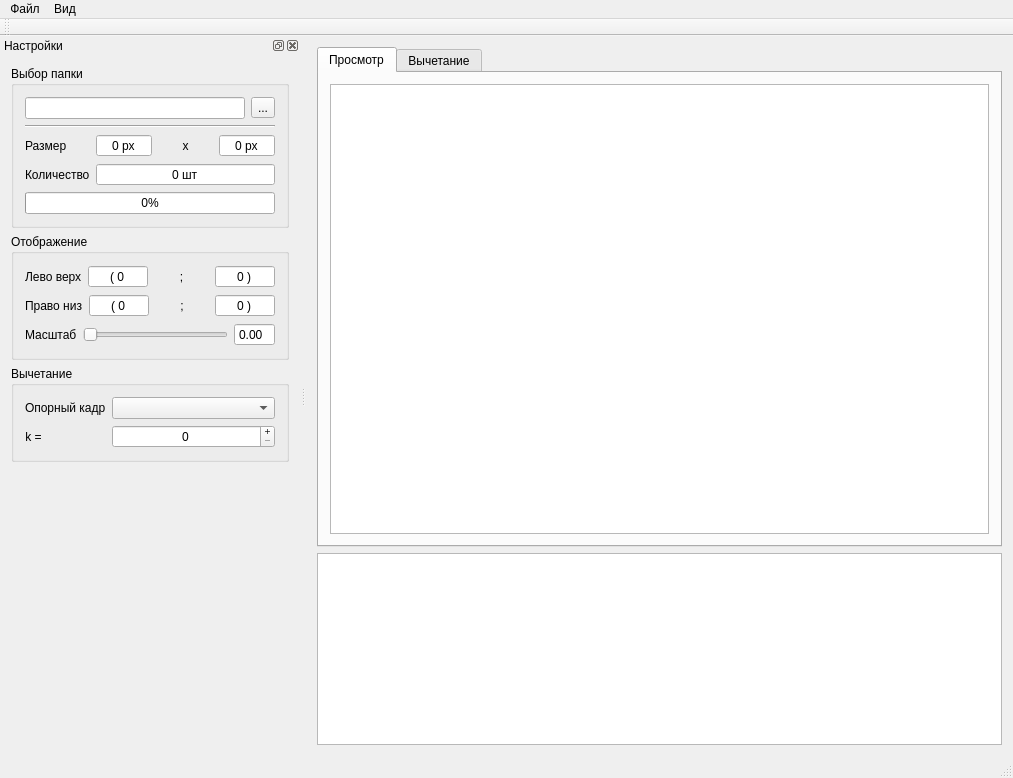
The window that mainwindow.ui (gurmaaan/SharpnessSort) describes before a commit, drawn with Qt 5.
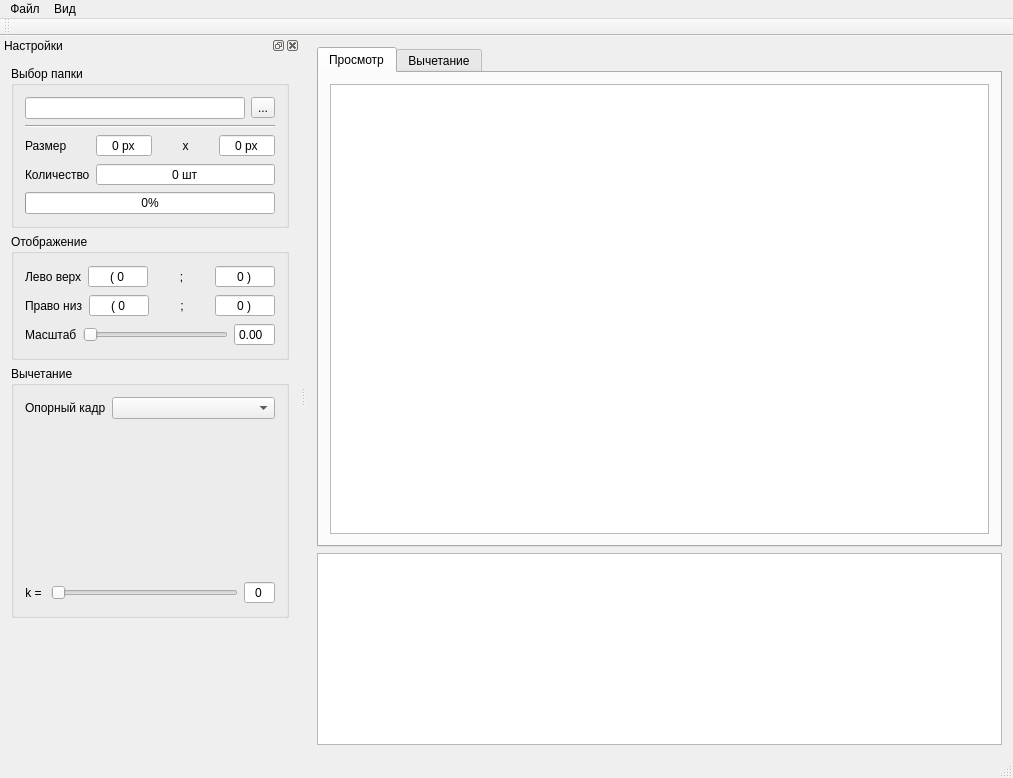
The same window after the commit. Icons and pictures are not drawn.

Commit message: Исправлена формула вычетание в ридми , вычетание начато реализовываться в главном окне Исправлено добавление изображений в комбобокс для выбора опорного

```diff
--- a/mainwindow.ui
+++ b/mainwindow.ui
@@ -137,7 +137,7 @@
    <property name="minimumSize">
     <size>
      <width>300</width>
-     <height>397</height>
+     <height>559</height>
     </size>
    </property>
    <property name="windowTitle">
@@ -188,6 +188,9 @@
             <property name="text">
              <string>Размер</string>
             </property>
+            <property name="buddy">
+             <cstring>imgSizeW_sb</cstring>
+            </property>
            </widget>
           </item>
           <item row="0" column="1">
@@ -216,6 +219,9 @@
               <property name="alignment">
                <set>Qt::AlignCenter</set>
               </property>
+              <property name="buddy">
+               <cstring>imgSizeH_sb</cstring>
+              </property>
              </widget>
             </item>
             <item>
@@ -241,6 +247,9 @@
             <property name="text">
              <string>Количество</string>
             </property>
+            <property name="buddy">
+             <cstring>imgCnt_sb</cstring>
+            </property>
            </widget>
           </item>
           <item row="1" column="1">
@@ -464,8 +473,10 @@
        <property name="title">
         <string>Вычетание</string>
        </property>
-       <layout class="QFormLayout" name="formLayout">
-        <item row="0" column="0">
+       <layout class="QVBoxLayout" name="verticalLayout_7">
+        <item>
+         <layout class="QHBoxLayout" name="baseImg_H_lyt">
+          <item>
          <widget class="QLabel" name="baseImg_lbl">
           <property name="sizePolicy">
            <sizepolicy hsizetype="Maximum" vsizetype="Preferred">
@@ -476,12 +487,32 @@
           <property name="text">
            <string>Опорный кадр</string>
           </property>
-         </widget>
-        </item>
-        <item row="0" column="1">
+            <property name="buddy">
+             <cstring>baseImg_cb</cstring>
+            </property>
+           </widget>
+          </item>
+          <item>
          <widget class="QComboBox" name="baseImg_cb"/>
         </item>
-        <item row="1" column="0">
+         </layout>
+        </item>
+        <item>
+         <widget class="QLabel" name="baseImagPrevie_lbl">
+          <property name="minimumSize">
+           <size>
+            <width>0</width>
+            <height>150</height>
+           </size>
+          </property>
+          <property name="text">
+           <string/>
+          </property>
+         </widget>
+        </item>
+        <item>
+         <layout class="QHBoxLayout" name="diffK_H_lyt">
+          <item>
          <widget class="QLabel" name="diffK_lbl">
           <property name="text">
            <string>k = </string>
@@ -489,20 +520,38 @@
           <property name="alignment">
            <set>Qt::AlignRight|Qt::AlignTrailing|Qt::AlignVCenter</set>
           </property>
-         </widget>
-        </item>
-        <item row="1" column="1">
+            <property name="buddy">
+             <cstring>diffK_H_sldr</cstring>
+            </property>
+           </widget>
+          </item>
+          <item>
+           <widget class="QSlider" name="diffK_H_sldr">
+            <property name="maximum">
+             <number>127</number>
+            </property>
+            <property name="orientation">
+             <enum>Qt::Horizontal</enum>
+            </property>
+           </widget>
+          </item>
+          <item>
          <widget class="QSpinBox" name="diffK_sb">
           <property name="alignment">
            <set>Qt::AlignCenter</set>
           </property>
+            <property name="readOnly">
+             <bool>true</bool>
+            </property>
           <property name="buttonSymbols">
-           <enum>QAbstractSpinBox::PlusMinus</enum>
+             <enum>QAbstractSpinBox::NoButtons</enum>
           </property>
           <property name="maximum">
-           <number>255</number>
-          </property>
-         </widget>
+             <number>127</number>
+            </property>
+           </widget>
+          </item>
+         </layout>
         </item>
        </layout>
       </widget>
```
Left out of the diff: 16 changed lines with no effect on the pictures. Lines whose indentation alone changed are shown as unchanged. The commit also changes 3 other files.
